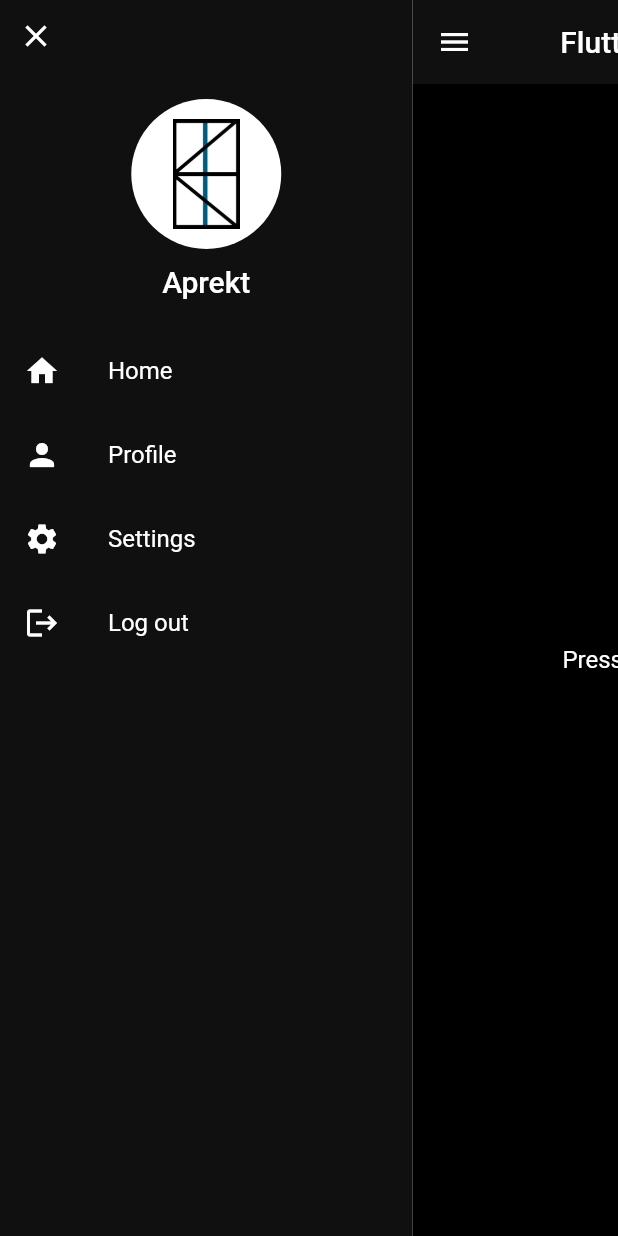
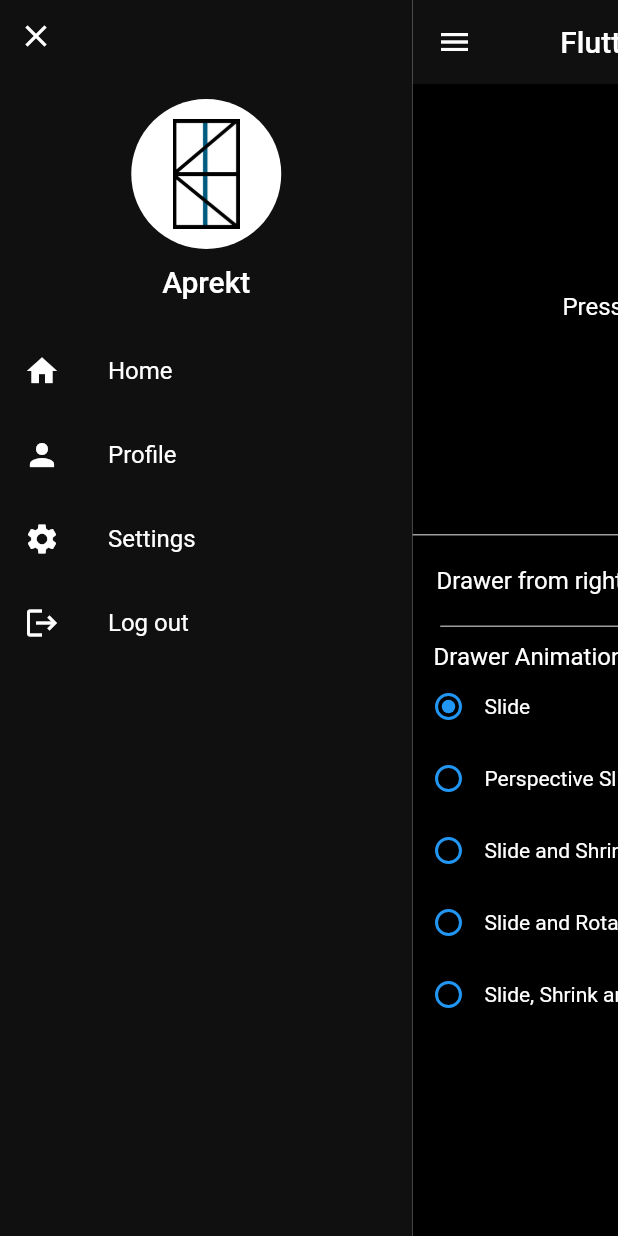
Before and after one commit to Aprekt/template-drawer-1, a Flutter app: the screen it shows after launch, after a tap on the "menu" icon, on a phone screen of 412 x 824 dp. Run offline on Flutter 3.47's test engine with Material 2 defaults, Android fonts, the phone set to English and light mode, and no system bars.

Commit message:
Added Drawer Animation Options

```diff
--- /dev/null
+++ b/lib/core/constants/enums.dart
@@ -0,0 +1,13 @@
+//Drawer animation enum
+enum SideDrawerType {
+  //Slide animation for child
+  slide,
+  //Slide and Shrink animation for child
+  slideWithShrink,
+  //Slide and Rotate animation for child
+  slideWithRotation,
+  //Slide and set Perspective animation for child
+  slideWithPerspective,
+  //Slide, Shrink and Rotate animation for child
+  slideShrinkWithRotation,
+}
--- a/lib/screens/homepage.dart
+++ b/lib/screens/homepage.dart
@@ -1,5 +1,6 @@
 import 'package:flutter/material.dart';
 import 'package:flutter/services.dart';
+import 'package:template_drawer_1/core/constants/enums.dart';
 import 'package:template_drawer_1/widget/side_drawer.dart';
 
 class MyHomePage extends StatefulWidget {
@@ -10,6 +11,13 @@ class MyHomePage extends StatefulWidget {
 }
 
 class _MyHomePageState extends State<MyHomePage> {
+  final GlobalKey<SideDrawerState> _sideDrawerKey =
+      GlobalKey<SideDrawerState>();
+  dynamic _sideDrawerState;
+  bool _isAlignmentRight = false;
+  SideDrawerType _selectedType = SideDrawerType.slide;
+
+  //Drawer Menu
   Widget buildMenu() {
     return SizedBox(
       height: 500,
@@ -36,6 +44,8 @@ class _MyHomePageState extends State<MyHomePage> {
               ],
             ),
           ),
+
+          //Drawer Menu Options
           Expanded(
             child: ListView(
               children: [
@@ -79,14 +89,35 @@ class _MyHomePageState extends State<MyHomePage> {
     );
   }
 
-  final GlobalKey<SideDrawerState> _sideMenuKey = GlobalKey<SideDrawerState>();
-  dynamic _sideMenuState;
+  //Custom Radio for Drawer Animation options
+  Widget customRadioButton(String buttonName, SideDrawerType type) {
+    return Row(
+      children: [
+        Radio(
+          fillColor: MaterialStateColor.resolveWith((states) => Colors.blue),
+          value: type,
+          groupValue: _selectedType,
+          onChanged: (value) {
+            setState(() {
+              _selectedType = value!;
+            });
+          },
+        ),
+        Text(
+          buttonName,
+          style: const TextStyle(color: Colors.white),
+        ),
+      ],
+    );
+  }
 
   @override
   Widget build(BuildContext context) {
     return SideDrawer(
       menu: buildMenu(),
-      key: _sideMenuKey,
+      key: _sideDrawerKey,
+      isAlignmentRight: _isAlignmentRight,
+      type: _selectedType,
       child: Scaffold(
         appBar: AppBar(
           title: const Text('Flutter Drawer Template'),
@@ -99,18 +130,21 @@ class _MyHomePageState extends State<MyHomePage> {
           leading: IconButton(
             icon: const Icon(Icons.menu),
             onPressed: () {
-              _sideMenuState = _sideMenuKey.currentState;
-              if (_sideMenuState.isOpened) {
-                _sideMenuState.closeSideDrawer();
+              _sideDrawerState = _sideDrawerKey.currentState;
+              if (_sideDrawerState.isOpened) {
+                _sideDrawerState.closeSideDrawer();
               } else {
-                _sideMenuState.openSideDrawer();
+                _sideDrawerState.openSideDrawer();
               }
             },
           ),
         ),
         body: Container(
           color: Colors.black,
-          child: const Center(
+          child: Column(
+            mainAxisAlignment: MainAxisAlignment.spaceEvenly,
+            children: [
+              const Center(
                 child: Text.rich(
                   textAlign: TextAlign.center,
                   style: TextStyle(fontSize: 16),
@@ -125,7 +159,53 @@ class _MyHomePageState extends State<MyHomePage> {
                     style: TextStyle(color: Colors.white),
                   ),
                 ),
-            // ,
+              ),
+              Column(
+                crossAxisAlignment: CrossAxisAlignment.start,
+                children: [
+                  const Divider(height: 5, thickness: 1, color: Colors.grey),
+                  ListTile(
+                    textColor: Colors.white,
+                    title: const Text("Drawer from right"),
+                    trailing: Switch(
+                      inactiveTrackColor: Colors.grey[400],
+                      value: _isAlignmentRight,
+                      onChanged: ((value) {
+                        setState(() {
+                          _isAlignmentRight = !_isAlignmentRight;
+                        });
+                      }),
+                    ),
+                  ),
+                  const Center(
+                    child: SizedBox(
+                      width: 375,
+                      child: Divider(
+                        height: 5,
+                        thickness: 1,
+                        color: Colors.grey,
+                      ),
+                    ),
+                  ),
+                  const Padding(
+                    padding: EdgeInsets.only(left: 14.0, top: 8.0),
+                    child: Text(
+                      "Drawer Animation:",
+                      style: TextStyle(color: Colors.white, fontSize: 16),
+                    ),
+                  ),
+                  customRadioButton("Slide", SideDrawerType.slide),
+                  customRadioButton(
+                      'Perspective Slide', SideDrawerType.slideWithPerspective),
+                  customRadioButton(
+                      'Slide and Shrink', SideDrawerType.slideWithShrink),
+                  customRadioButton(
+                      'Slide and Rotate', SideDrawerType.slideWithRotation),
+                  customRadioButton('Slide, Shrink and Rotate',
+                      SideDrawerType.slideShrinkWithRotation),
+                ],
+              ),
+            ],
           ),
         ),
       ),
--- a/lib/widget/side_drawer.dart
+++ b/lib/widget/side_drawer.dart
@@ -1,5 +1,7 @@
 import 'package:flutter/material.dart';
 import 'dart:math' show pi, min;
+
+import 'package:template_drawer_1/core/constants/enums.dart';
 
 class SideDrawer extends StatefulWidget {
   final int inverse;
@@ -9,6 +11,7 @@ class SideDrawer extends StatefulWidget {
   final Icon? closeIcon;
   final Widget menu;
   final double maxDrawerWidth;
+  final SideDrawerType type;
   final void Function(bool isOpened)? onChange;
 
   const SideDrawer({
@@ -21,11 +24,12 @@ class SideDrawer extends StatefulWidget {
       color: Color(0xFFFFFFFF),
     ),
     required this.menu,
+    this.type = SideDrawerType.slide,
     this.maxDrawerWidth = 275.0,
-    bool inverse = false,
+    bool isAlignmentRight = false,      //Right or Left Drawer
     this.onChange,
   })  : assert(maxDrawerWidth > 0),
-        inverse = inverse ? -1 : 1,
+        inverse = isAlignmentRight ? -1 : 1,
         super(key: key);
 
   static SideDrawerState? of(BuildContext? context) {
@@ -42,8 +46,9 @@ class SideDrawer extends StatefulWidget {
 }
 
 class SideDrawerState extends State<SideDrawer> {
-  late bool _isOpen;
+  late bool _isOpen;    // open/close flag for drawer
 
+  //to open drawer
   void openSideDrawer() {
     setState(() => _isOpen = true);
 
@@ -52,6 +57,7 @@ class SideDrawerState extends State<SideDrawer> {
     }
   }
 
+  //to close drawer
   void closeSideDrawer() {
     setState(() => _isOpen = false);
 
@@ -60,6 +66,7 @@ class SideDrawerState extends State<SideDrawer> {
     }
   }
 
+  //get drawer visible state
   bool get isOpened => _isOpen;
 
   @override
@@ -68,6 +75,7 @@ class SideDrawerState extends State<SideDrawer> {
     _isOpen = false;
   }
 
+  //create close button for drawer
   Widget _getCloseButton(double statusBarHeight) {
     return widget.closeIcon != null
         ? Positioned(
@@ -100,32 +108,99 @@ class SideDrawerState extends State<SideDrawer> {
             child: widget.menu,
           ),
           _getCloseButton(statusBarHeight),
+
+          //Drawer Animation Builder
           TweenAnimationBuilder(
               tween: Tween<double>(begin: 0, end: widget.inverse.toDouble()),
               duration: const Duration(milliseconds: 500),
-              builder: (_, double val, __) {
-                return AnimatedContainer(
-                  transformAlignment: Alignment.center,
-                  duration: const Duration(milliseconds: 350),
-                  curve: Curves.slowMiddle,
-                  alignment: Alignment.center,
-                  transform: _getMatrix4(size, val),
-                  child: widget.child,
-                );
+              builder: (_, double value, __) {
+                if(widget.type == SideDrawerType.slideWithPerspective) return animatedDrawer( Alignment.center,_slideWithPerspective(size, value));
+                if(widget.type == SideDrawerType.slideWithShrink) return animatedDrawer(Alignment.topLeft,_slideWithShrink(size));
+                if(widget.type == SideDrawerType.slideWithRotation) return animatedDrawer(Alignment.topLeft,_slideWithRotation(size));
+                if(widget.type == SideDrawerType.slideShrinkWithRotation) return animatedDrawer(Alignment.center,_slideShrinkWithRotation(size));
+                return animatedDrawer(Alignment.topLeft, _slide(size, value));
               })
         ],
       ),
     );
   }
-  Matrix4 _getMatrix4(Size size, double val) {
+
+  //Custom AnimatedContainer for Drawer
+  Widget animatedDrawer(Alignment alignment ,Matrix4 matrix4) {
+    return AnimatedContainer(
+      transformAlignment: alignment,
+      duration: const Duration(milliseconds: 350),
+      curve: Curves.slowMiddle,
+      // alignment: Alignment.center,
+      transform: matrix4,
+      child: widget.child,
+    );
+  }
+
+  //Matrix4 for Slide
+  Matrix4 _slide(Size size, double val) {
     if (_isOpen) {
       return Matrix4.identity()
         ..translate(
-            min(size.width * 0.70, widget.maxDrawerWidth) *val);
-        // ..setEntry(3, 2, 0.001)
-        // ..setEntry(0, 3, 200 * val)
-        // ..rotateY((pi / 6) * val);
+            min(size.width * 0.70, widget.maxDrawerWidth) * widget.inverse);
     }
     return Matrix4.identity();
   }
+
+  //Matrix4 for Slide and Perspective
+  Matrix4 _slideWithPerspective(Size size, double value) {
+    if (_isOpen) {
+      return Matrix4.identity()
+        ..translate(
+            min(size.width * 0.70, widget.maxDrawerWidth) * widget.inverse)
+      ..setEntry(3, 2, 0.001)
+      ..setEntry(0, 3, 200 * value)
+      ..rotateY((pi / 6) * value);
+    }
+    return Matrix4.identity();
+  }
+
+  //Matrix4 for Slide and Shrink
+  Matrix4 _slideWithShrink(Size size) {
+    if (_isOpen) {
+      return Matrix4.identity()
+        ..translate(
+            min(size.width, widget.maxDrawerWidth) *
+                widget.inverse *
+                (widget.getInverse ? 0.6 : 0.9),
+            (size.height * 0.1))
+        ..scale(widget.maxDrawerWidth / size.width, 0.8);
+    }
+    return Matrix4.identity();
+  }
+
+  //Matrix4 for Slide and Rotate
+  Matrix4 _slideWithRotation(Size size) {
+    if (_isOpen) {
+      return Matrix4.identity()
+        ..rotateZ(widget.degToRad(5.0 * widget.inverse))
+        ..translate(min(size.width, widget.maxDrawerWidth) * widget.inverse,
+            (size.height * 0.15))
+        ..invertRotation()
+        ;
+    }
+    return Matrix4.identity();
+  }
+
+  //Matrix4 for Slide Shrink and Rotate
+  Matrix4 _slideShrinkWithRotation(Size size) {
+    if (_isOpen) {
+      return Matrix4.identity()
+        ..rotateZ(widget.degToRad(5.0 * widget.inverse))
+        ..invertRotation()
+        ..translate(
+            min(size.width, widget.maxDrawerWidth) *
+                widget.inverse *
+                (widget.getInverse ? 0.6 : 0.9),
+            (size.height * 0.1))
+        ..scale(widget.maxDrawerWidth / size.width, 0.8);
+    }
+    return Matrix4.identity();
+  }
+
 }
```
Lines whose indentation alone changed are shown as unchanged.
